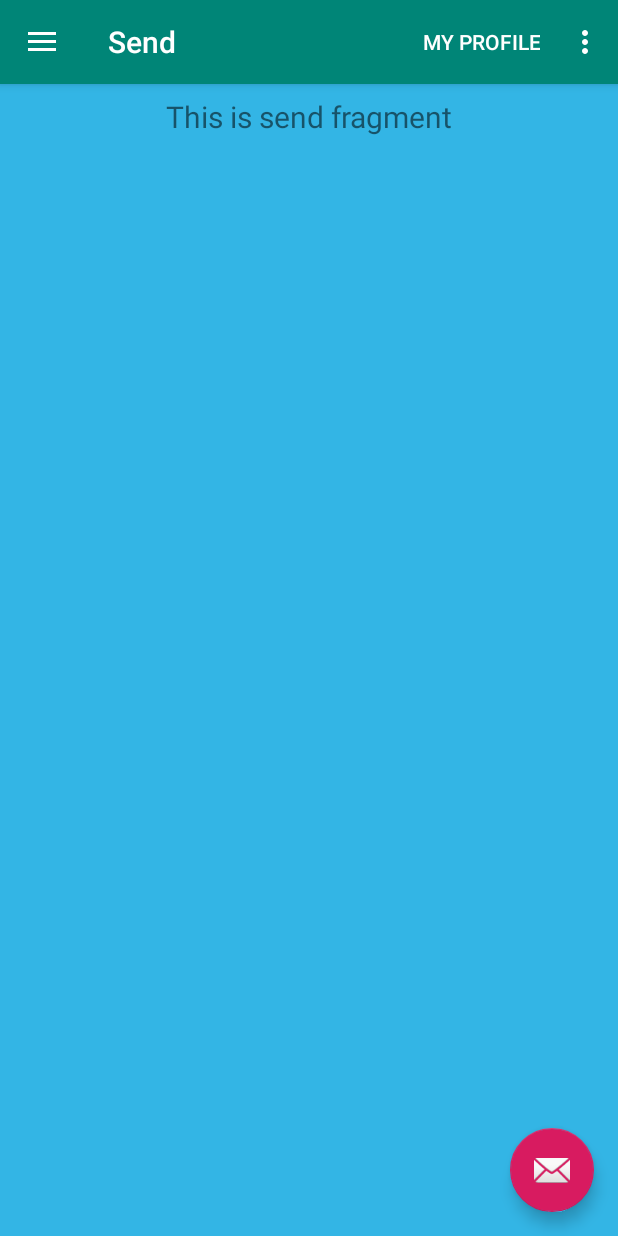
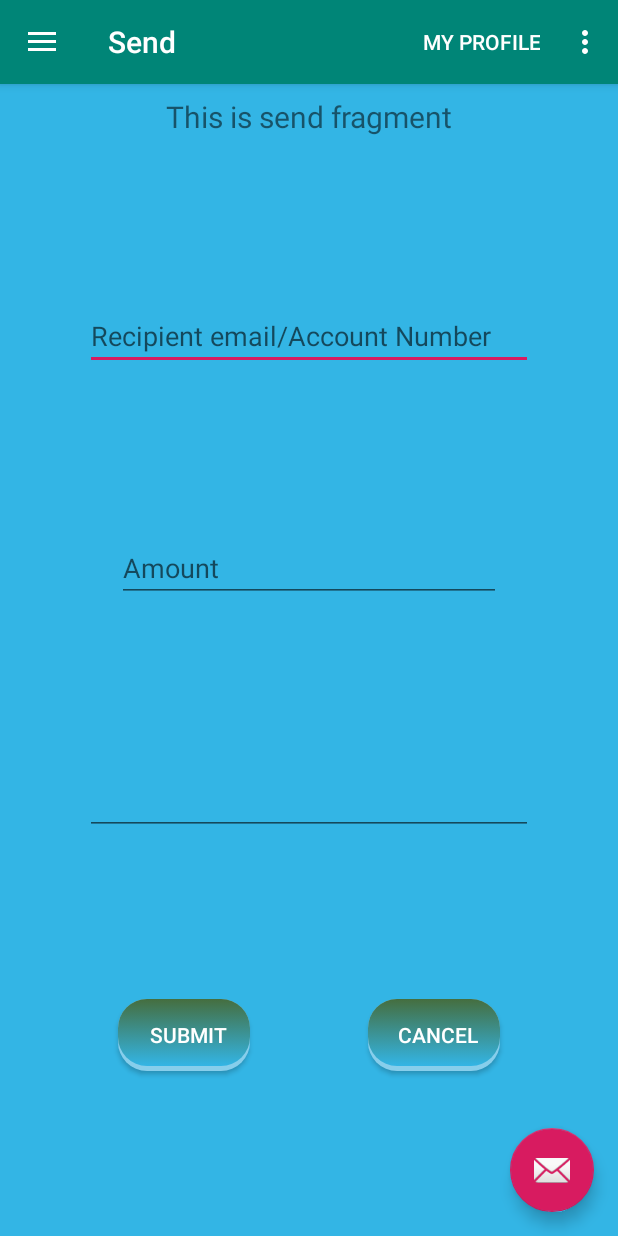
Before and after one commit to netubuli/LipaPesaApp, an Android app: the MainActivity screen opened directly, with no data from a screen before it, in the side drawer, after a tap on "Send", on a phone screen of 412 x 824 dp. Run offline under Robolectric (Android 15) with nearby library versions, the phone set to English and light mode, and no system bars; our stand-ins replace navigation-ui; 2 statements that could not run were skipped.

Commit message:
Begun creating the sending layout

```diff
--- a/app/src/main/res/layout/fragment_send.xml
+++ b/app/src/main/res/layout/fragment_send.xml
@@ -1,6 +1,7 @@
 <?xml version="1.0" encoding="utf-8"?>
 <androidx.constraintlayout.widget.ConstraintLayout xmlns:android="http://schemas.android.com/apk/res/android"
     xmlns:app="http://schemas.android.com/apk/res-auto"
+    xmlns:tools="http://schemas.android.com/tools"
     android:layout_width="match_parent"
     android:layout_height="match_parent"
     android:background="@color/colorBlue">
@@ -17,4 +18,69 @@
         app:layout_constraintEnd_toEndOf="parent"
         app:layout_constraintStart_toStartOf="parent"
         app:layout_constraintTop_toTopOf="parent" />
+
+    <EditText
+        android:id="@+id/txtRecipient"
+        android:layout_width="wrap_content"
+        android:layout_height="wrap_content"
+        android:ems="14"
+        android:inputType="textPersonName"
+        android:hint="@string/recipient_email_account_number"
+        app:layout_constraintEnd_toEndOf="parent"
+        app:layout_constraintStart_toStartOf="parent"
+        app:layout_constraintTop_toBottomOf="@+id/text_send"
+        app:layout_constraintBottom_toTopOf="@+id/txtAmount"
+        android:importantForAutofill="no" />
+
+    <EditText
+        android:id="@+id/txtAmount"
+        android:layout_width="wrap_content"
+        android:layout_height="wrap_content"
+        android:ems="12"
+        android:hint="@string/amount"
+        android:inputType="textPhonetic"
+        app:layout_constraintEnd_toEndOf="parent"
+        app:layout_constraintStart_toStartOf="parent"
+        app:layout_constraintTop_toBottomOf="@+id/txtRecipient"
+        app:layout_constraintBottom_toTopOf="@+id/txtSPwd"
+        android:importantForAutofill="no" />
+
+    <EditText
+        android:id="@+id/txtSPwd"
+        android:layout_width="wrap_content"
+        android:layout_height="wrap_content"
+        android:ems="14"
+        android:inputType="textPassword"
+        app:layout_constraintBottom_toTopOf="@+id/btnSubmit"
+        app:layout_constraintEnd_toEndOf="parent"
+        app:layout_constraintStart_toStartOf="parent"
+        app:layout_constraintTop_toBottomOf="@+id/txtAmount"
+        android:importantForAutofill="no" />
+
+    <Button
+        android:id="@+id/btnSubmit"
+        android:layout_width="wrap_content"
+        android:layout_height="wrap_content"
+        android:text="@string/submit"
+        android:background="@drawable/rounded_dark_button"
+        android:textColor="@color/colorWhite"
+        app:layout_constraintBottom_toBottomOf="parent"
+        app:layout_constraintTop_toBottomOf="@+id/txtSPwd"
+        app:layout_constraintStart_toStartOf="parent"
+        app:layout_constraintEnd_toStartOf="@+id/btnCancel"
+        tools:layout_editor_absoluteX="51dp" />
+
+    <Button
+        android:id="@+id/btnCancel"
+        android:layout_width="wrap_content"
+        android:layout_height="wrap_content"
+        android:text="@string/cancel"
+        android:background="@drawable/rounded_dark_button"
+        android:textColor="@color/colorWhite"
+        app:layout_constraintBottom_toBottomOf="parent"
+        app:layout_constraintTop_toBottomOf="@+id/txtSPwd"
+        app:layout_constraintEnd_toEndOf="parent"
+        app:layout_constraintStart_toEndOf="@+id/btnSubmit"
+        tools:layout_editor_absoluteX="170dp" />
+
 </androidx.constraintlayout.widget.ConstraintLayout>
--- a/app/src/main/res/menu/main.xml
+++ b/app/src/main/res/menu/main.xml
@@ -16,5 +16,6 @@
         android:title="@string/logout"
         android:orderInCategory="100"
         app:showAsAction="never"
-        android:icon="@drawable/ic_lock_outline"/>
+        android:icon="@drawable/ic_lock_outline"
+        android:onClick="logoutUser()"/>
 </menu>
--- a/app/src/main/res/values-v21/strings.xml
+++ b/app/src/main/res/values-v21/strings.xml
@@ -35,4 +35,8 @@
     <string name="last_name">Last Name</string>
     <string name="my_profile">My Profile</string>
     <string name="logout">Logout</string>
+    <string name="submit">Submit</string>
+    <string name="cancel">Cancel</string>
+    <string name="amount">Amount</string>
+    <string name="recipient_email_account_number">Recipient email/Account Number</string>
 </resources>
--- a/app/src/main/res/values/strings.xml
+++ b/app/src/main/res/values/strings.xml
@@ -35,4 +35,8 @@
     <string name="last_name">Last Name</string>
     <string name="my_profile">My Profile</string>
     <string name="logout">Logout</string>
+    <string name="submit">Submit</string>
+    <string name="cancel">Cancel</string>
+    <string name="amount">Amount</string>
+    <string name="recipient_email_account_number">Recipient email/Account Number</string>
 </resources>
```
